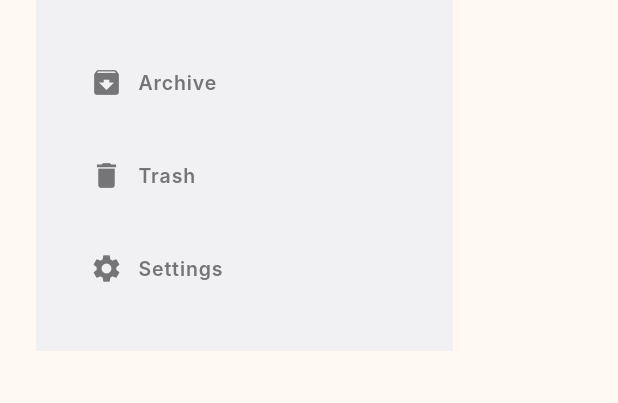
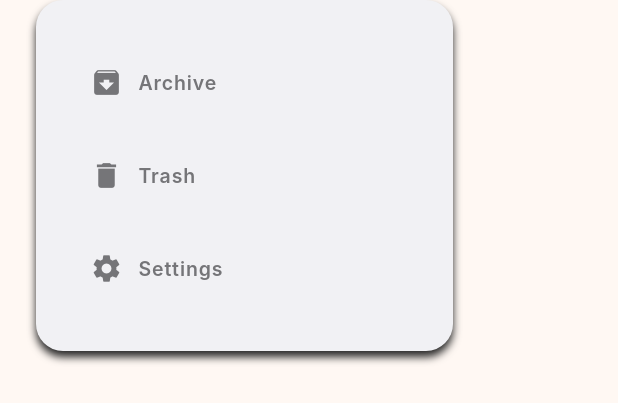
Before and after one commit to penne-0505/penkiel, a Flutter app: the SideBarMisc widget shown alone on an empty page, opened directly, on a phone screen of 412 x 824 dp. Shown: the top 403 px of the screen. Run offline on Flutter 3.47's test engine with Material 3 defaults, Android fonts, the light colour scheme and no system bars; Roboto replaces fonts that are missing (Inter).

Commit message:
SideBarMiscのデザイン変更

```diff
--- a/lib/components/sidebar.dart
+++ b/lib/components/sidebar.dart
@@ -120,7 +120,16 @@ class _SideBarMiscState extends State<SideBarMisc> {
       margin: const EdgeInsets.only(bottom: 24, left: 24, right: 24),
       decoration: const BoxDecoration(
         color: ColorDB.veryPale,
-        // border: Border.fromBorderSide(BorderSide(color: ColorDB.pale, width: 1)),
+        borderRadius: BorderRadius.all(Radius.circular(18)),
+        boxShadow: <BoxShadow>[
+          // TODO: ここのデザイン要検討
+          BoxShadow(
+            color: ColorDB.black,
+            blurStyle: BlurStyle.normal,
+            blurRadius: 4,
+            offset: Offset(0, 4),
+          ),
+        ],
       ),
       padding: const EdgeInsets.all(24),
       child: const Column(
```
